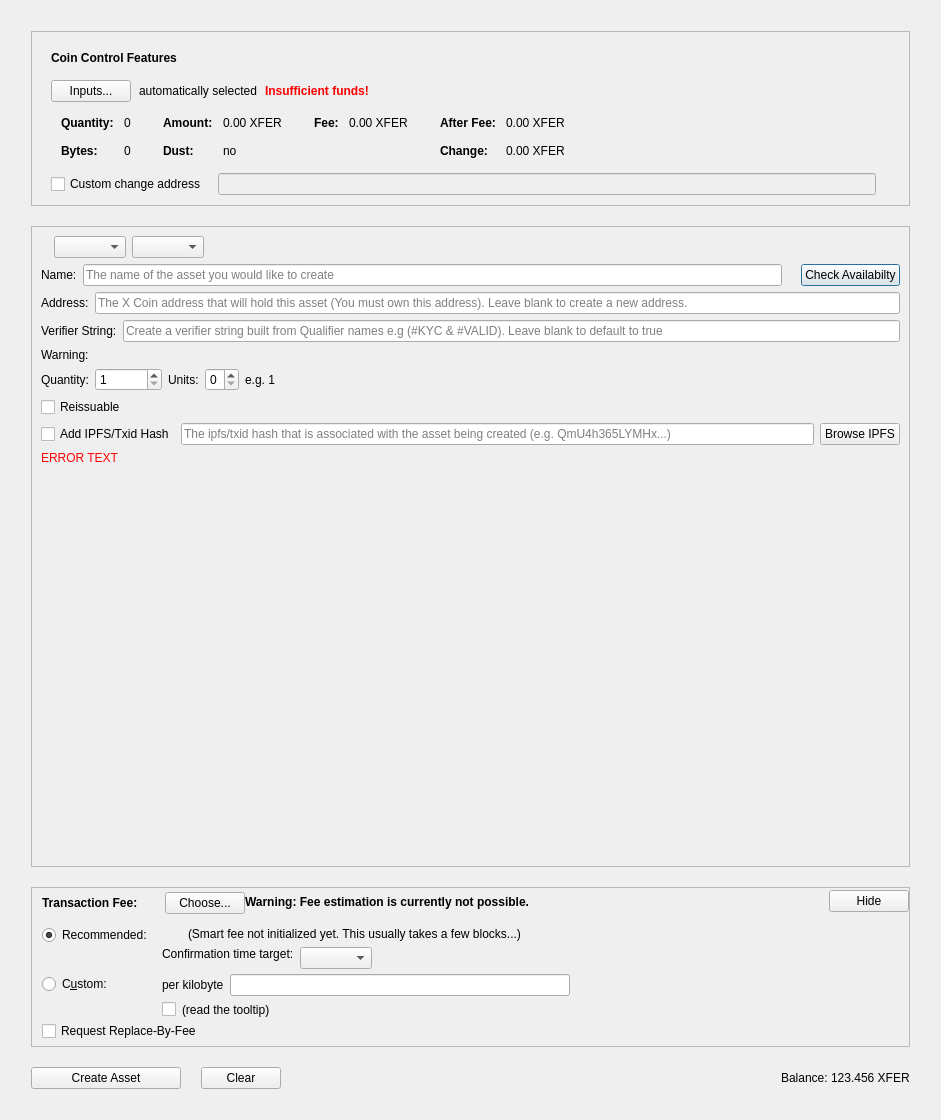
Before: the Qt Designer form src/qt/forms/createassetdialog.ui in NiftyRaven/x-coin, drawn with Qt 5.
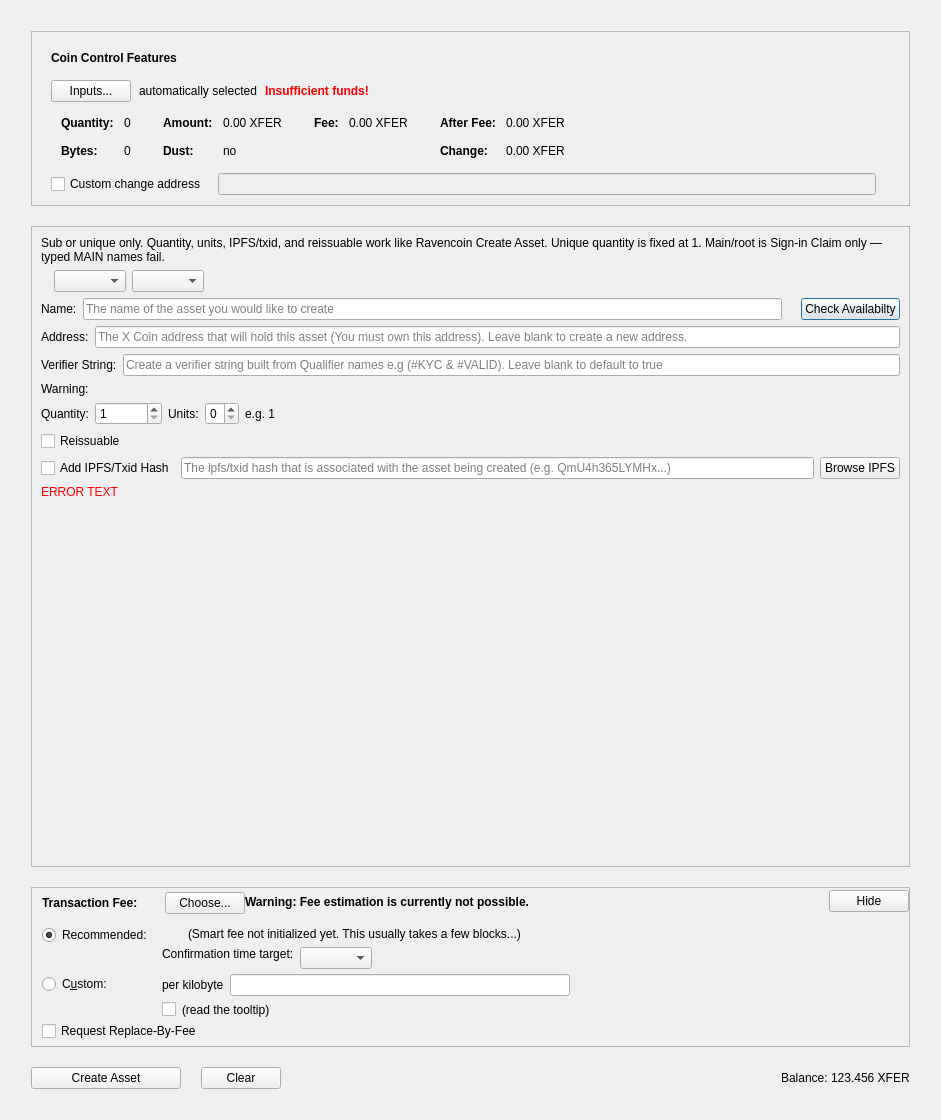
After: the same form once the commit is applied. Custom widgets are drawn as their Qt base class.

Commit message:
Assets tab: sub/unique create (qty+IPFS), no MAIN (#33)
1.0.9 Assets left-nav; reuse createassetdialog; MAIN rejected.

What changed in the file:
```diff
--- a/src/qt/forms/createassetdialog.ui
+++ b/src/qt/forms/createassetdialog.ui
@@ -608,6 +608,16 @@
        <layout class="QVBoxLayout" name="verticalLayout_4">
         <item>
          <layout class="QVBoxLayout" name="verticalLayout_6">
+          <item>
+           <widget class="QLabel" name="assetModelHint">
+            <property name="wordWrap">
+             <bool>true</bool>
+            </property>
+            <property name="text">
+             <string>Sub or unique only. Quantity, units, IPFS/txid, and reissuable work like Ravencoin Create Asset. Unique quantity is fixed at 1. Main/root is Sign-in Claim only — typed MAIN names fail.</string>
+            </property>
+           </widget>
+          </item>
           <item>
            <layout class="QHBoxLayout" name="horizontalLayout_10">
             <item>
```
The commit also changes 23 other files.
